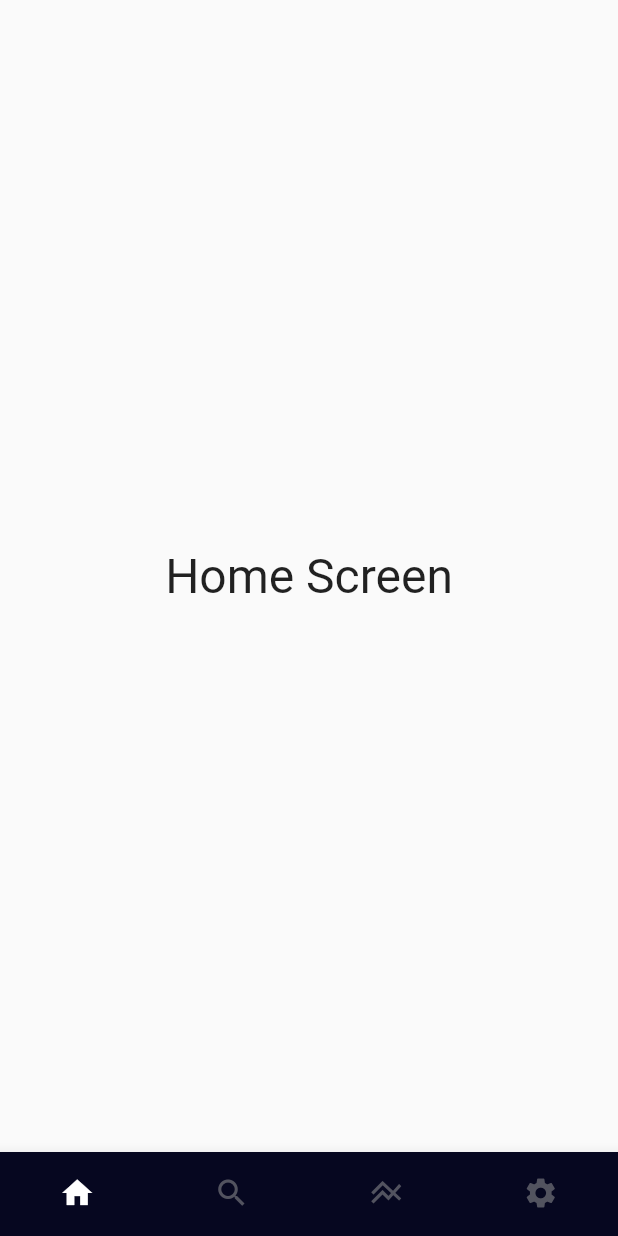
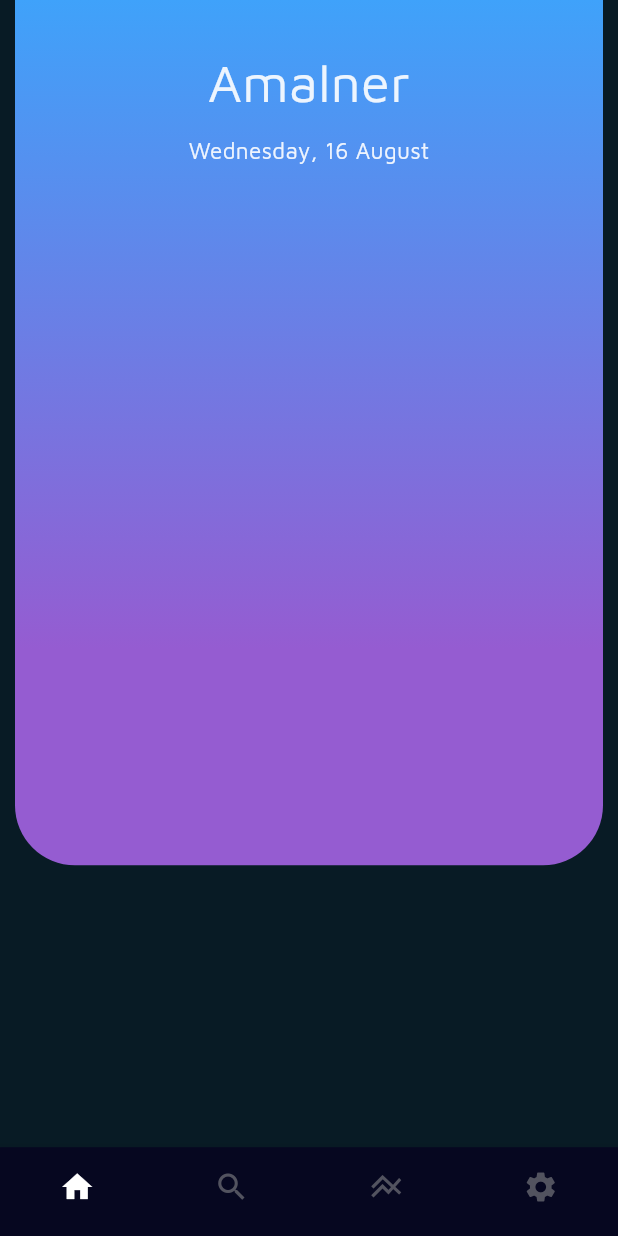
Before and after one commit to swapnilpingale22/Weather-App, a Flutter app: the screen it shows after launch, on a phone screen of 412 x 824 dp. Run offline on Flutter 3.47's test engine with Material 2 defaults, Android fonts, the phone set to English and light mode, and no system bars.

Commit message:
Homepage UI Design (working)

```diff
--- /dev/null
+++ b/lib/Utils/static_file.dart
@@ -0,0 +1,4 @@
+class StaticFile {
+  static String myLocation = 'Amalner';
+  static int myLocationIndex = 0;
+}
--- a/lib/main.dart
+++ b/lib/main.dart
@@ -1,7 +1,13 @@
 import 'package:flutter/material.dart';
+import 'package:flutter/services.dart';
 import 'package:weather_info/screens/splash_screen.dart';
 
 void main() {
+  SystemChrome.setSystemUIOverlayStyle(
+    const SystemUiOverlayStyle(
+      statusBarColor: Colors.transparent,
+    ),
+  );
   runApp(const MyApp());
 }
 
@@ -11,10 +17,14 @@ class MyApp extends StatelessWidget {
   // This widget is the root of your application.
   @override
   Widget build(BuildContext context) {
-    return const MaterialApp(
+    return MaterialApp(
       title: 'Weather Info',
       debugShowCheckedModeBanner: false,
-      home: SplashScreen(),
+      theme: ThemeData(
+        useMaterial3: true,
+        scaffoldBackgroundColor: const Color(0xff081b25),
+      ),
+      home: const SplashScreen(),
     );
   }
 }
--- /dev/null
+++ b/lib/model/weather_model.dart
@@ -0,0 +1,142 @@
+// To parse this JSON data, do
+//
+//     final weatherModel = weatherModelFromJson(jsonString);
+
+import 'dart:convert';
+
+WeatherModel weatherModelFromJson(String str) =>
+    WeatherModel.fromJson(json.decode(str));
+
+class WeatherModel {
+  Location? location;
+  Current? current;
+
+  WeatherModel({
+    this.location,
+    this.current,
+  });
+
+  factory WeatherModel.fromJson(Map<String, dynamic> json) => WeatherModel(
+        location: json["location"] == null
+            ? null
+            : Location.fromJson(json["location"]),
+        current:
+            json["current"] == null ? null : Current.fromJson(json["current"]),
+      );
+}
+
+class Current {
+  int? lastUpdatedEpoch;
+  String? lastUpdated;
+  double? tempC;
+  int? isDay;
+  Condition? condition;
+  double? windKph;
+  int? windDegree;
+  String? windDir;
+  int? pressureMb;
+  double? pressureIn;
+  int? precipMm;
+  int? precipIn;
+  int? humidity;
+  int? cloud;
+  double? feelslikeC;
+  int? visKm;
+  int? uv;
+  double? gustKph;
+
+  Current({
+    this.lastUpdatedEpoch,
+    this.lastUpdated,
+    this.tempC,
+    this.isDay,
+    this.condition,
+    this.windKph,
+    this.windDegree,
+    this.windDir,
+    this.pressureMb,
+    this.pressureIn,
+    this.precipMm,
+    this.precipIn,
+    this.humidity,
+    this.cloud,
+    this.feelslikeC,
+    this.visKm,
+    this.uv,
+    this.gustKph,
+  });
+
+  factory Current.fromJson(Map<String, dynamic> json) => Current(
+        lastUpdatedEpoch: json["last_updated_epoch"],
+        lastUpdated: json["last_updated"],
+        tempC: json["temp_c"]?.toDouble(),
+        isDay: json["is_day"],
+        condition: json["condition"] == null
+            ? null
+            : Condition.fromJson(json["condition"]),
+        windKph: json["wind_kph"]?.toDouble(),
+        windDegree: json["wind_degree"],
+        windDir: json["wind_dir"],
+        pressureMb: json["pressure_mb"],
+        pressureIn: json["pressure_in"]?.toDouble(),
+        precipMm: json["precip_mm"],
+        precipIn: json["precip_in"],
+        humidity: json["humidity"],
+        cloud: json["cloud"],
+        feelslikeC: json["feelslike_c"]?.toDouble(),
+        visKm: json["vis_km"],
+        uv: json["uv"],
+        gustKph: json["gust_kph"]?.toDouble(),
+      );
+}
+
+class Condition {
+  String? text;
+  String? icon;
+  int? code;
+
+  Condition({
+    this.text,
+    this.icon,
+    this.code,
+  });
+
+  factory Condition.fromJson(Map<String, dynamic> json) => Condition(
+        text: json["text"],
+        icon: json["icon"],
+        code: json["code"],
+      );
+}
+
+class Location {
+  String? name;
+  String? region;
+  String? country;
+  double? lat;
+  double? lon;
+  String? tzId;
+  int? localtimeEpoch;
+  String? localtime;
+
+  Location({
+    this.name,
+    this.region,
+    this.country,
+    this.lat,
+    this.lon,
+    this.tzId,
+    this.localtimeEpoch,
+    this.localtime,
+  });
+
+  factory Location.fromJson(Map<String, dynamic> json) => Location(
+        name: json["name"],
+        region: json["region"],
+        country: json["country"],
+        lat: json["lat"]?.toDouble(),
+        lon: json["lon"]?.toDouble(),
+        tzId: json["tz_id"],
+        localtimeEpoch: json["localtime_epoch"],
+        localtime: json["localtime"],
+      );
+}
--- a/lib/screens/bottom_navbar.dart
+++ b/lib/screens/bottom_navbar.dart
@@ -1,12 +1,17 @@
 import 'package:flutter/material.dart';
 import 'package:weather_info/screens/settings_screen.dart';
 
+import '../model/weather_model.dart';
 import 'forecast_screen.dart';
 import 'home_screeen.dart';
 import 'search._screen.dart';
 
 class NavbarScreen extends StatefulWidget {
-  const NavbarScreen({super.key});
+  List<WeatherModel> weatherModel = [];
+  NavbarScreen({
+    super.key,
+    required this.weatherModel,
+  });
 
   @override
   State<NavbarScreen> createState() => _NavbarScreenState();
@@ -21,9 +26,9 @@ class _NavbarScreenState extends State<NavbarScreen> {
   void initState() {
     super.initState();
     pages = [
-      const HomeScreen(),
+      HomeScreen(weatherModel: widget.weatherModel),
       const SearchScreen(),
-      const ForecastScreen(),
+      ForecastScreen(weatherModel: widget.weatherModel),
       const SettingsScreen(),
     ];
   }
--- a/lib/screens/forecast_screen.dart
+++ b/lib/screens/forecast_screen.dart
@@ -1,7 +1,8 @@
 import 'package:flutter/material.dart';
+import 'package:weather_info/model/weather_model.dart';
 
 class ForecastScreen extends StatefulWidget {
-  const ForecastScreen({super.key});
+  const ForecastScreen({super.key, required List<WeatherModel> weatherModel});
 
   @override
   State<ForecastScreen> createState() => _ForecastScreenState();
--- a/lib/screens/home_screeen.dart
+++ b/lib/screens/home_screeen.dart
@@ -1,7 +1,15 @@
+// ignore_for_file: prefer_const_constructors, prefer_const_literals_to_create_immutables
+
 import 'package:flutter/material.dart';
 
+import '../model/weather_model.dart';
+
 class HomeScreen extends StatefulWidget {
-  const HomeScreen({super.key});
+  List<WeatherModel> weatherModel = [];
+  HomeScreen({
+    super.key,
+    required this.weatherModel,
+  });
 
   @override
   State<HomeScreen> createState() => _HomeScreenState();
@@ -10,13 +18,54 @@ class HomeScreen extends StatefulWidget {
 class _HomeScreenState extends State<HomeScreen> {
   @override
   Widget build(BuildContext context) {
-    return const Scaffold(
-      body: Center(
-        child: Text(
-          'Home Screen',
-          style: TextStyle(
-            fontSize: 32,
-          ),
+    Size size = MediaQuery.of(context).size;
+    return Scaffold(
+      body: Container(
+        child: Column(
+          children: [
+            Container(
+              height: size.height * 0.70,
+              width: size.width,
+              padding: const EdgeInsets.only(top: 30),
+              margin: const EdgeInsets.symmetric(horizontal: 10),
+              decoration: const BoxDecoration(
+                borderRadius: BorderRadius.only(
+                  bottomLeft: Radius.circular(40),
+                  bottomRight: Radius.circular(40),
+                ),
+                gradient: LinearGradient(
+                  colors: [
+                    Color(0xff955cd1),
+                    Color(0xff3fa2fa),
+                  ],
+                  begin: Alignment.bottomCenter,
+                  end: Alignment.topCenter,
+                  stops: [0.25, 1],
+                ),
+              ),
+              child: Column(
+                children: [
+                  Text(
+                    'Amalner',
+                    style: TextStyle(
+                      fontSize: 35,
+                      color: Colors.white.withOpacity(0.9),
+                      fontFamily: 'MavenPro',
+                    ),
+                  ),
+                  SizedBox(height: 10),
+                  Text(
+                    'Wednesday, 16 August',
+                    style: TextStyle(
+                      fontSize: 15,
+                      color: Colors.white.withOpacity(0.9),
+                      fontFamily: 'MavenPro',
+                    ),
+                  ),
+                ],
+              ),
+            )
+          ],
         ),
       ),
     );
--- a/lib/screens/splash_screen.dart
+++ b/lib/screens/splash_screen.dart
@@ -1,5 +1,8 @@
 import 'dart:async';
+// import 'dart:convert';
 import 'package:flutter/material.dart';
+import 'package:flutter/services.dart';
+import '../model/weather_model.dart';
 import 'bottom_navbar.dart';
 
 class SplashScreen extends StatefulWidget {
@@ -10,19 +13,32 @@ class SplashScreen extends StatefulWidget {
 }
 
 class _SplashScreenState extends State<SplashScreen> {
+  List data = [];
+  List<WeatherModel> weatherList = [];
+
   @override
   void initState() {
+    WidgetsBinding.instance.addPostFrameCallback((timeStamp) async {
+      await loadJson();
+    });
     super.initState();
-    loadJson();
   }
 
-  loadJson() {
+  loadJson() async {
+    // String myData = await rootBundle.loadString('');
+    setState(() {
+      // data = json.decode(myData);
+      weatherList = data.map((e) => WeatherModel.fromJson(e)).toList();
+      weatherList = weatherList;
+    });
     Timer(
       const Duration(seconds: 2),
       () => Navigator.pushReplacement(
         context,
         MaterialPageRoute(
-          builder: (context) => const NavbarScreen(),
+          builder: (context) => NavbarScreen(
+            weatherModel: weatherList,
+          ),
         ),
       ),
     );
```
Also changed, not shown: pubspec.yaml (+9 -11 lines), assets/fonts/Hubballi.ttf (added), assets/fonts/MavenPro.ttf (added).
